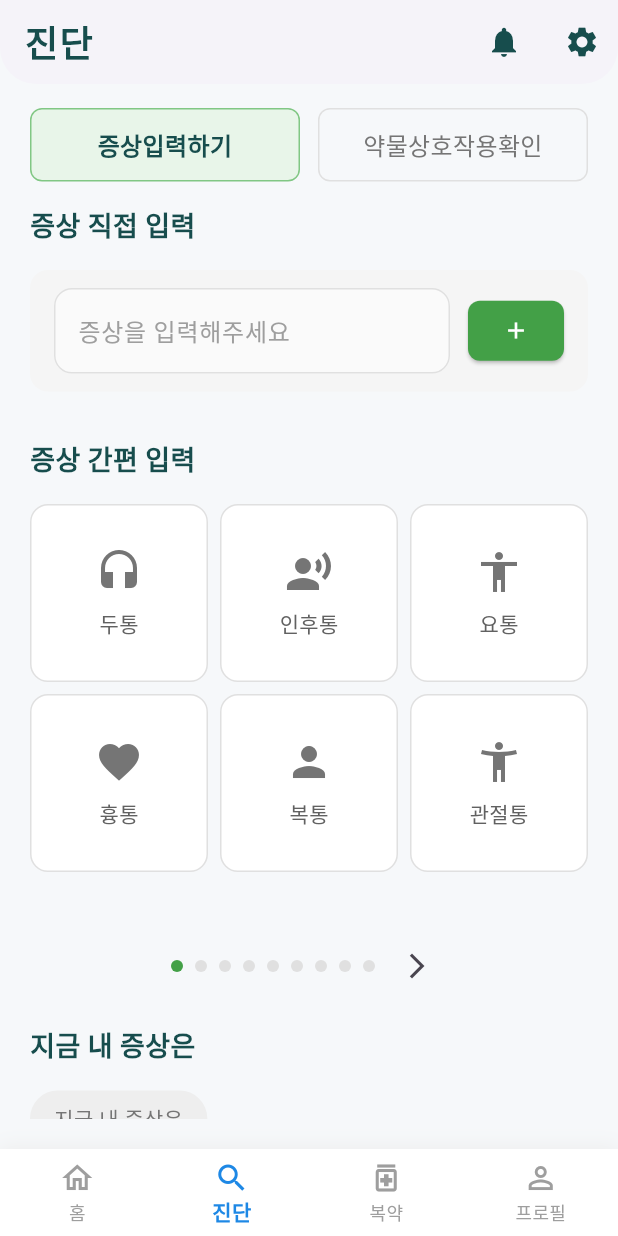
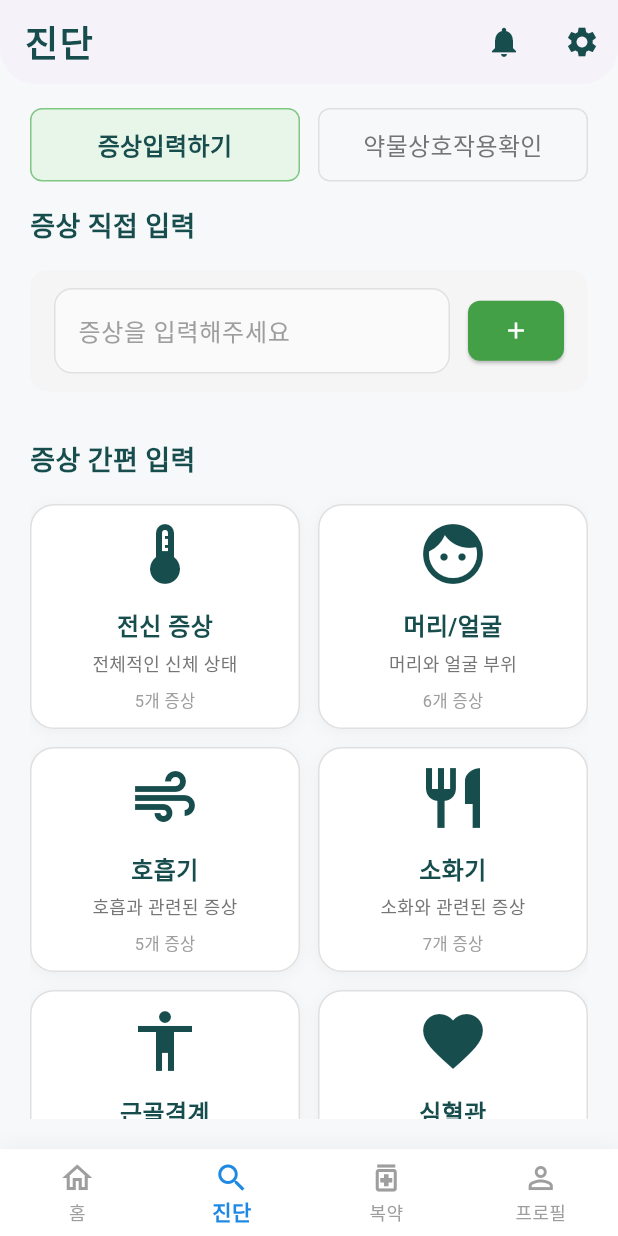
Before and after one commit to KICT2022/frontend, a Flutter app: the SearchScreen screen opened by its route, on a phone screen of 412 x 824 dp. Run offline on Flutter 3.47's test engine with Material 3 defaults, Android fonts, the phone set to English and light mode, and no system bars; our stand-ins replace go_router, shared_preferences; accounts and stored records are empty; Roboto replaces fonts that are missing (NotoSansKR).

Commit message:
증상 카테고리 및 세부 증상 표시 기능 추가: 증상 데이터를 카테고리별로 분류하고, 선택된 카테고리에 따라 세부 증상을 표시하는 UI를 구현함. 증상 카드의 페이지네이션 기능도 개선됨.

```diff
--- a/lib/screens/search_screen.dart
+++ b/lib/screens/search_screen.dart
@@ -28,75 +28,156 @@ class _SearchScreenState extends State<SearchScreen> {
   String? _validationMessage;
   // 증상 입력 필드 컨트롤러
   TextEditingController _symptomInputController = TextEditingController();
-  // 증상 카드 데이터
-  final List<Map<String, dynamic>> _symptomCards = [
-    // 기존 증상들
-    {'title': '두통', 'icon': Icons.headset, 'symptom': '머리가 아파요'},
-    {'title': '인후통', 'icon': Icons.record_voice_over, 'symptom': '목이 아파요'},
-    {'title': '요통', 'icon': Icons.accessibility, 'symptom': '허리가 아파요'},
-    {'title': '흉통', 'icon': Icons.favorite, 'symptom': '심장이 아파요'},
-    {'title': '복통', 'icon': Icons.person, 'symptom': '배가 아파요'},
-    {'title': '관절통', 'icon': Icons.accessibility_new, 'symptom': '관절이 아파요'},
-    {'title': '치통', 'icon': Icons.face, 'symptom': '이가 아파요'},
-    {'title': '귀앓이', 'icon': Icons.hearing, 'symptom': '귀가 아파요'},
-    {'title': '어깨통증', 'icon': Icons.accessibility, 'symptom': '어깨가 아파요'},
-    {'title': '무릎통증', 'icon': Icons.directions_walk, 'symptom': '무릎이 아파요'},
-    {'title': '손목통증', 'icon': Icons.pan_tool, 'symptom': '손목이 아파요'},
-    {'title': '발목통증', 'icon': Icons.directions_run, 'symptom': '발목이 아파요'},
-
-    // 전신 증상
+  // 증상 카테고리 데이터
+  final List<Map<String, dynamic>> _symptomCategories = [
+    {
+      'id': 'general',
+      'title': '전신 증상',
+      'icon': Icons.thermostat,
+      'description': '전체적인 신체 상태',
+      'symptoms': [
         {'title': '발열', 'icon': Icons.thermostat, 'symptom': '열이 남'},
         {'title': '오한', 'icon': Icons.ac_unit, 'symptom': '몸이 떨림'},
         {'title': '피로감', 'icon': Icons.bedtime, 'symptom': '무기력 / 피로감'},
         {'title': '식욕저하', 'icon': Icons.restaurant, 'symptom': '식욕 저하'},
         {'title': '체중감소', 'icon': Icons.monitor_weight, 'symptom': '체중 감소'},
-
-    // 머리/얼굴
+      ],
+    },
+    {
+      'id': 'head_face',
+      'title': '머리/얼굴',
+      'icon': Icons.face,
+      'description': '머리와 얼굴 부위',
+      'symptoms': [
+        {'title': '두통', 'icon': Icons.headset, 'symptom': '머리가 아파요'},
         {'title': '어지럼증', 'icon': Icons.rotate_right, 'symptom': '어지럼증'},
-    {'title': '눈충혈', 'icon': Icons.visibility, 'symptom': '눈 충혈 / 가려움 / 통증'},
+        {
+          'title': '눈충혈',
+          'icon': Icons.visibility,
+          'symptom': '눈 충혈 / 가려움 / 통증',
+        },
         {'title': '코막힘', 'icon': Icons.air, 'symptom': '코막힘 / 콧물'},
         {'title': '귀통증', 'icon': Icons.hearing, 'symptom': '귀 통증 / 이명 / 귀막힘'},
-
-    // 호흡기
+        {'title': '치통', 'icon': Icons.face, 'symptom': '이가 아파요'},
+      ],
+    },
+    {
+      'id': 'respiratory',
+      'title': '호흡기',
+      'icon': Icons.air,
+      'description': '호흡과 관련된 증상',
+      'symptoms': [
         {'title': '기침', 'icon': Icons.air, 'symptom': '기침'},
         {'title': '가래', 'icon': Icons.water_drop, 'symptom': '가래'},
-    {'title': '목쉼', 'icon': Icons.record_voice_over, 'symptom': '목 쉼 / 음성 변화'},
+        {'title': '인후통', 'icon': Icons.record_voice_over, 'symptom': '목이 아파요'},
+        {
+          'title': '목쉼',
+          'icon': Icons.record_voice_over,
+          'symptom': '목 쉼 / 음성 변화',
+        },
         {'title': '호흡곤란', 'icon': Icons.air, 'symptom': '호흡곤란 / 숨참'},
-
-    // 소화기
+      ],
+    },
+    {
+      'id': 'digestive',
+      'title': '소화기',
+      'icon': Icons.restaurant,
+      'description': '소화와 관련된 증상',
+      'symptoms': [
+        {'title': '복통', 'icon': Icons.person, 'symptom': '배가 아파요'},
         {'title': '메스꺼움', 'icon': Icons.sick, 'symptom': '메스꺼움 / 구토'},
         {'title': '설사', 'icon': Icons.water_drop, 'symptom': '설사'},
         {'title': '변비', 'icon': Icons.block, 'symptom': '변비'},
-    {'title': '속쓰림', 'icon': Icons.local_fire_department, 'symptom': '속 쓰림'},
+        {
+          'title': '속쓰림',
+          'icon': Icons.local_fire_department,
+          'symptom': '속 쓰림',
+        },
         {'title': '트림', 'icon': Icons.air, 'symptom': '트림 / 가스참'},
         {'title': '소화불량', 'icon': Icons.restaurant, 'symptom': '소화불량'},
-
-    // 근골격계
+      ],
+    },
+    {
+      'id': 'musculoskeletal',
+      'title': '근골격계',
+      'icon': Icons.accessibility,
+      'description': '근육과 뼈, 관절',
+      'symptoms': [
+        {'title': '요통', 'icon': Icons.accessibility, 'symptom': '허리가 아파요'},
+        {'title': '관절통', 'icon': Icons.accessibility_new, 'symptom': '관절이 아파요'},
+        {'title': '어깨통증', 'icon': Icons.accessibility, 'symptom': '어깨가 아파요'},
+        {'title': '무릎통증', 'icon': Icons.directions_walk, 'symptom': '무릎이 아파요'},
+        {'title': '손목통증', 'icon': Icons.pan_tool, 'symptom': '손목이 아파요'},
+        {'title': '발목통증', 'icon': Icons.directions_run, 'symptom': '발목이 아파요'},
         {'title': '근육통', 'icon': Icons.fitness_center, 'symptom': '근육통'},
         {'title': '목덜미통증', 'icon': Icons.accessibility, 'symptom': '목덜미 통증'},
-    {'title': '팔다리저림', 'icon': Icons.accessibility_new, 'symptom': '팔/다리 저림'},
-
-    // 피부/외형
+        {
+          'title': '팔다리저림',
+          'icon': Icons.accessibility_new,
+          'symptom': '팔/다리 저림',
+        },
+      ],
+    },
+    {
+      'id': 'cardiovascular',
+      'title': '심혈관',
+      'icon': Icons.favorite,
+      'description': '심장과 혈관',
+      'symptoms': [
+        {'title': '흉통', 'icon': Icons.favorite, 'symptom': '심장이 아파요'},
+      ],
+    },
+    {
+      'id': 'skin',
+      'title': '피부/외형',
+      'icon': Icons.brush,
+      'description': '피부와 외형',
+      'symptoms': [
         {'title': '피부발진', 'icon': Icons.brush, 'symptom': '피부 발진 / 두드러기'},
         {'title': '가려움증', 'icon': Icons.touch_app, 'symptom': '가려움증'},
         {'title': '부종', 'icon': Icons.water_drop, 'symptom': '부종 (붓기)'},
         {'title': '멍', 'icon': Icons.healing, 'symptom': '멍 / 외상'},
-
-    // 비뇨기/생식기
+      ],
+    },
+    {
+      'id': 'urological',
+      'title': '비뇨기/생식기',
+      'icon': Icons.wc,
+      'description': '비뇨기와 생식기',
+      'symptoms': [
         {'title': '배뇨통', 'icon': Icons.wc, 'symptom': '소변 시 통증 (배뇨통)'},
         {'title': '빈뇨', 'icon': Icons.water_drop, 'symptom': '빈뇨 / 야뇨'},
         {'title': '생리통', 'icon': Icons.female, 'symptom': '생리통 / 생리불순'},
         {'title': '질분비물', 'icon': Icons.female, 'symptom': '질 분비물 증가'},
         {'title': '음경가려움', 'icon': Icons.male, 'symptom': '음경 가려움 / 통증'},
-
-    // 신경/정신
+      ],
+    },
+    {
+      'id': 'neurological',
+      'title': '신경/정신',
+      'icon': Icons.psychology,
+      'description': '신경계와 정신',
+      'symptoms': [
         {'title': '불면증', 'icon': Icons.bedtime, 'symptom': '불면증'},
         {'title': '불안감', 'icon': Icons.psychology, 'symptom': '불안감 / 초조함'},
-    {'title': '우울감', 'icon': Icons.sentiment_dissatisfied, 'symptom': '우울감'},
-    {'title': '집중력저하', 'icon': Icons.center_focus_strong, 'symptom': '집중력 저하'},
+        {
+          'title': '우울감',
+          'icon': Icons.sentiment_dissatisfied,
+          'symptom': '우울감',
+        },
+        {
+          'title': '집중력저하',
+          'icon': Icons.center_focus_strong,
+          'symptom': '집중력 저하',
+        },
         {'title': '기억력저하', 'icon': Icons.psychology, 'symptom': '기억력 저하'},
         {'title': '경련', 'icon': Icons.flash_on, 'symptom': '경련 / 발작'},
+      ],
+    },
   ];
+
+  // 현재 표시할 증상 카드들
+  List<Map<String, dynamic>> _currentSymptomCards = [];
   // 페이지 컨트롤러
   late PageController _pageController;
   int _currentPage = 0;
@@ -249,8 +330,8 @@ class _SearchScreenState extends State<SearchScreen> {
 
   List<List<Map<String, dynamic>>> _getSymptomPages() {
     List<List<Map<String, dynamic>>> pages = [];
-    for (int i = 0; i < _symptomCards.length; i += 6) {
-      pages.add(_symptomCards.skip(i).take(6).toList());
+    for (int i = 0; i < _currentSymptomCards.length; i += 6) {
+      pages.add(_currentSymptomCards.skip(i).take(6).toList());
     }
     return pages;
   }
@@ -517,83 +598,10 @@ class _SearchScreenState extends State<SearchScreen> {
             ),
             const SizedBox(height: 16),
 
-            // 증상 아이콘 그리드
-            Column(
-              children: [
-                SizedBox(
-                  height: 280,
-                  child: PageView.builder(
-                    controller: _pageController,
-                    onPageChanged: (index) {
-                      setState(() {
-                        _currentPage = index;
-                      });
-                    },
-                    itemCount: _getSymptomPages().length,
-                    itemBuilder: (context, pageIndex) {
-                      final pageSymptoms = _getSymptomPages()[pageIndex];
-                      return GridView.count(
-                        shrinkWrap: true,
-                        physics: const NeverScrollableScrollPhysics(),
-                        crossAxisCount: 3,
-                        crossAxisSpacing: 8,
-                        mainAxisSpacing: 8,
-                        childAspectRatio: 1.0,
-                        children:
-                            pageSymptoms.map((symptom) {
-                              return _buildSymptomCard(
-                                symptom['title'],
-                                symptom['icon'],
-                                symptom['symptom'],
-                              );
-                            }).toList(),
-                      );
-                    },
-                  ),
-                ),
-                const SizedBox(height: 4),
-                // 페이지 인디케이터
-                Row(
-                  mainAxisAlignment: MainAxisAlignment.center,
-                  children: [
-                    if (_currentPage > 0)
-                      IconButton(
-                        onPressed: () {
-                          _pageController.previousPage(
-                            duration: const Duration(milliseconds: 300),
-                            curve: Curves.easeInOut,
-                          );
-                        },
-                        icon: const Icon(Icons.arrow_back_ios, size: 20),
-                      ),
-                    ...List.generate(_getSymptomPages().length, (index) {
-                      return Container(
-                        margin: const EdgeInsets.symmetric(horizontal: 4),
-                        width: 8,
-                        height: 8,
-                        decoration: BoxDecoration(
-                          shape: BoxShape.circle,
-                          color:
-                              _currentPage == index
-                                  ? Colors.green.shade600
-                                  : Colors.grey.shade300,
-                        ),
-                      );
-                    }),
-                    if (_currentPage < _getSymptomPages().length - 1)
-                      IconButton(
-                        onPressed: () {
-                          _pageController.nextPage(
-                            duration: const Duration(milliseconds: 300),
-                            curve: Curves.easeInOut,
-                          );
-                        },
-                        icon: const Icon(Icons.arrow_forward_ios, size: 20),
-                      ),
-                  ],
-                ),
-              ],
-            ),
+            // 증상 카테고리 또는 세부 증상 표시
+            _selectedCategoryId == null
+                ? _buildCategoryGrid()
+                : _buildSymptomDetailView(),
 
             const SizedBox(height: 16),
 
@@ -866,6 +874,190 @@ class _SearchScreenState extends State<SearchScreen> {
     );
   }
 
+  Widget _buildCategoryGrid() {
+    return GridView.builder(
+      shrinkWrap: true,
+      physics: const NeverScrollableScrollPhysics(),
+      gridDelegate: const SliverGridDelegateWithFixedCrossAxisCount(
+        crossAxisCount: 2,
+        crossAxisSpacing: 12,
+        mainAxisSpacing: 12,
+        childAspectRatio: 1.2,
+      ),
+      itemCount: _symptomCategories.length,
+      itemBuilder: (context, index) {
+        final category = _symptomCategories[index];
+        return GestureDetector(
+          onTap: () {
+            setState(() {
+              _selectedCategoryId = category['id'];
+              _currentSymptomCards = List<Map<String, dynamic>>.from(
+                category['symptoms'],
+              );
+              _currentPage = 0;
+            });
+          },
+          child: Container(
+            decoration: BoxDecoration(
+              color: Colors.white,
+              borderRadius: BorderRadius.circular(16),
+              border: Border.all(color: Colors.grey.shade300),
+              boxShadow: [
+                BoxShadow(
+                  color: Colors.grey.shade200,
+                  blurRadius: 8,
+                  offset: const Offset(0, 2),
+                ),
+              ],
+            ),
+            child: Column(
+              mainAxisAlignment: MainAxisAlignment.center,
+              children: [
+                Icon(
+                  category['icon'],
+                  size: 48,
+                  color: const Color(0xFF174D4D),
+                ),
+                const SizedBox(height: 12),
+                Text(
+                  category['title'],
+                  style: const TextStyle(
+                    fontSize: 16,
+                    fontWeight: FontWeight.bold,
+                    color: Color(0xFF174D4D),
+                  ),
+                  textAlign: TextAlign.center,
+                ),
+                const SizedBox(height: 4),
+                Text(
+                  category['description'],
+                  style: TextStyle(fontSize: 12, color: Colors.grey.shade600),
+                  textAlign: TextAlign.center,
+                ),
+                const SizedBox(height: 8),
+                Text(
+                  '${category['symptoms'].length}개 증상',
+                  style: TextStyle(fontSize: 11, color: Colors.grey.shade500),
+                ),
+              ],
+            ),
+          ),
+        );
+      },
+    );
+  }
+
+  Widget _buildSymptomDetailView() {
+    return Column(
+      children: [
+        // 뒤로가기 버튼과 카테고리 제목
+        Row(
+          children: [
+            IconButton(
+              onPressed: () {
+                setState(() {
+                  _selectedCategoryId = null;
+                  _currentSymptomCards.clear();
+                  _currentPage = 0;
+                });
+              },
+              icon: const Icon(Icons.arrow_back, color: Color(0xFF174D4D)),
+            ),
+            Expanded(
+              child: Text(
+                _symptomCategories.firstWhere(
+                  (cat) => cat['id'] == _selectedCategoryId,
+                )['title'],
+                style: const TextStyle(
+                  fontSize: 18,
+                  fontWeight: FontWeight.bold,
+                  color: Color(0xFF174D4D),
+                ),
+              ),
+            ),
+          ],
+        ),
+        const SizedBox(height: 16),
+
+        // 세부 증상 그리드
+        SizedBox(
+          height: 280,
+          child: PageView.builder(
+            controller: _pageController,
+            onPageChanged: (index) {
+              setState(() {
+                _currentPage = index;
+              });
+            },
+            itemCount: _getSymptomPages().length,
+            itemBuilder: (context, pageIndex) {
+              final pageSymptoms = _getSymptomPages()[pageIndex];
+              return GridView.count(
+                shrinkWrap: true,
+                physics: const NeverScrollableScrollPhysics(),
+                crossAxisCount: 3,
+                crossAxisSpacing: 8,
+                mainAxisSpacing: 8,
+                childAspectRatio: 1.0,
+                children:
+                    pageSymptoms.map((symptom) {
+                      return _buildSymptomCard(
+                        symptom['title'],
+                        symptom['icon'],
+                        symptom['symptom'],
+                      );
+                    }).toList(),
+              );
+            },
+          ),
+        ),
+        const SizedBox(height: 4),
+
+        // 페이지 인디케이터
+        if (_getSymptomPages().length > 1)
+          Row(
+            mainAxisAlignment: MainAxisAlignment.center,
+            children: [
+              if (_currentPage > 0)
+                IconButton(
+                  onPressed: () {
+                    _pageController.previousPage(
+                      duration: const Duration(milliseconds: 300),
+                      curve: Curves.easeInOut,
+                    );
+                  },
+                  icon: const Icon(Icons.arrow_back_ios, size: 20),
+                ),
+              ...List.generate(_getSymptomPages().length, (index) {
+                return Container(
+                  margin: const EdgeInsets.symmetric(horizontal: 4),
+                  width: 8,
+                  height: 8,
+                  decoration: BoxDecoration(
+                    shape: BoxShape.circle,
+                    color:
+                        _currentPage == index
+                            ? Colors.green.shade600
+                            : Colors.grey.shade300,
+                  ),
+                );
+              }),
+              if (_currentPage < _getSymptomPages().length - 1)
+                IconButton(
+                  onPressed: () {
+                    _pageController.nextPage(
+                      duration: const Duration(milliseconds: 300),
+                      curve: Curves.easeInOut,
+                    );
+                  },
+                  icon: const Icon(Icons.arrow_forward_ios, size: 20),
+                ),
+            ],
+          ),
+      ],
+    );
+  }
+
   Widget _buildSymptomCard(String title, IconData icon, String symptom) {
     return Consumer<MedicationProvider>(
       builder: (context, medicationProvider, child) {
```
Lines whose indentation alone changed are shown as unchanged.
